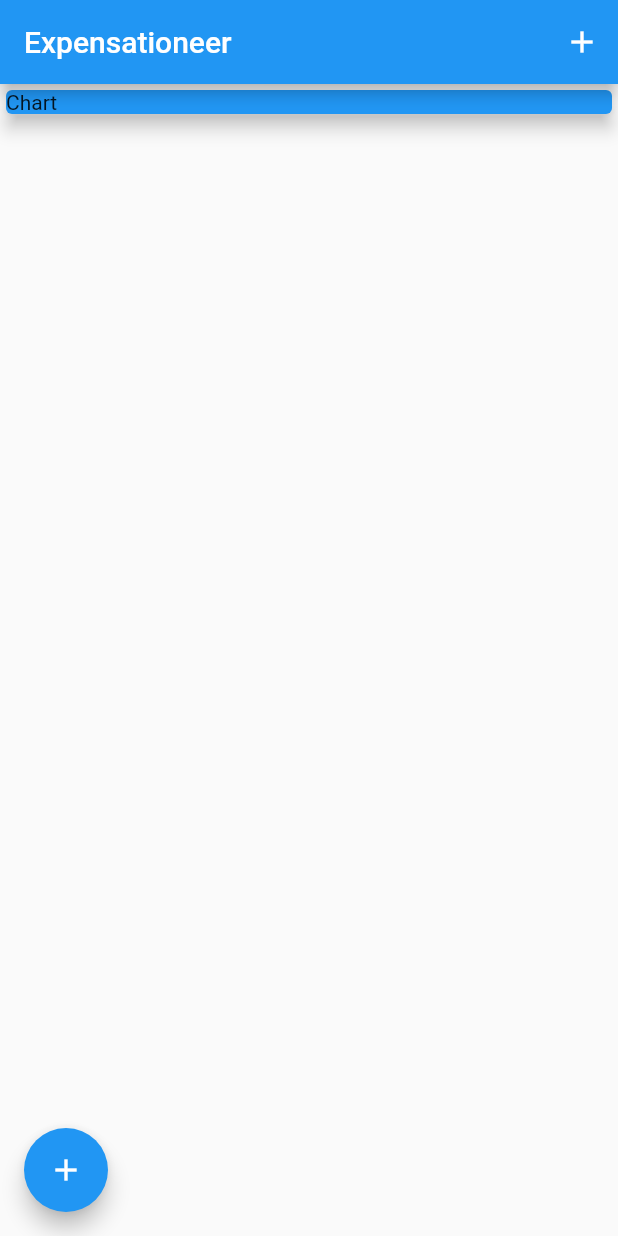
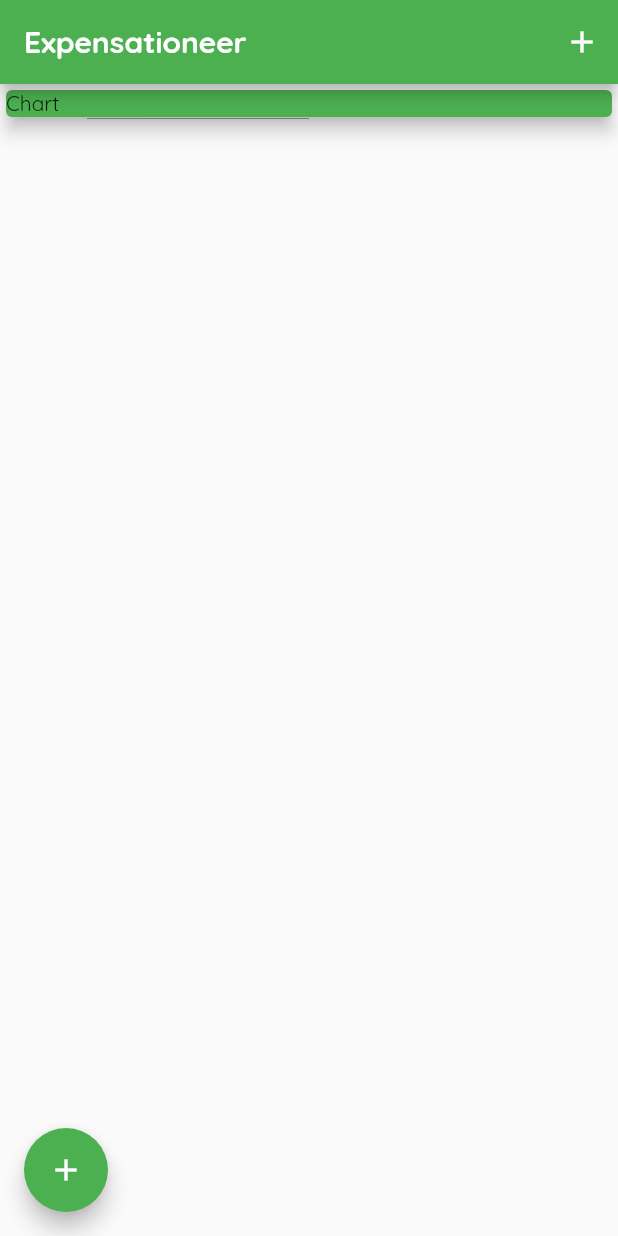
Before and after one commit to Yorlend/ExpensePlanner, a Flutter app: the screen it shows after launch, on a phone screen of 412 x 824 dp. Run offline on Flutter 3.47's test engine with Material 2 defaults, Android fonts, the phone set to English and light mode, and no system bars; our stand-ins replace get_it.

Commit message:
add custom fonts and theme

```diff
--- a/lib/main.dart
+++ b/lib/main.dart
@@ -17,10 +17,21 @@ class ExpensePlanner extends StatelessWidget {
 
   @override
   Widget build(BuildContext context) {
-    return const MaterialApp(
+    return MaterialApp(
       debugShowCheckedModeBanner: false,
-      title: 'Expense Planner',
-      home: HomePage(),
+      title: 'Expensationeer',
+      home: const HomePage(),
+      theme: ThemeData(
+        fontFamily: 'Quicksand',
+        primarySwatch: Colors.green,
+        appBarTheme: const AppBarTheme(
+          titleTextStyle: TextStyle(
+            fontFamily: 'Quicksand',
+            fontSize: 20,
+            fontWeight: FontWeight.bold,
+          ),
+        )
+      ),
     );
   }
 }
--- a/lib/pages/home_page.dart
+++ b/lib/pages/home_page.dart
@@ -25,10 +25,10 @@ class HomePage extends StatelessWidget {
       body: Column(
         crossAxisAlignment: CrossAxisAlignment.stretch,
         children: [
-          const Card(
-            color: Colors.blue,
+          Card(
+            color: Theme.of(context).primaryColor,
             elevation: 5,
-            child: Text('Chart'),
+            child: const Text('Chart'),
           ),
           StreamBuilder(
             initialData: [],
--- a/lib/widgets/input.dart
+++ b/lib/widgets/input.dart
@@ -49,8 +49,8 @@ class _InputState extends State<Input> {
                     titleController.text,
                     amountController.text,
                   );
-                  titleController.clear();
-                  amountController.clear();
+
+                  Navigator.of(context).pop();
                 },
                 child: const Text(
                   'Submit Transaction',
```
Also changed, not shown: lib/widgets/tx_card.dart (+6 -6 lines), pubspec.yaml (+11 -0 lines), assets/fonts/OpenSans-Bold.ttf (added), assets/fonts/OpenSans-Regular.ttf (added), assets/fonts/Quicksand-Bold.ttf (added), assets/fonts/Quicksand-Light.ttf (added), assets/fonts/Quicksand-Medium.ttf (added), assets/fonts/Quicksand-Regular.ttf (added).
